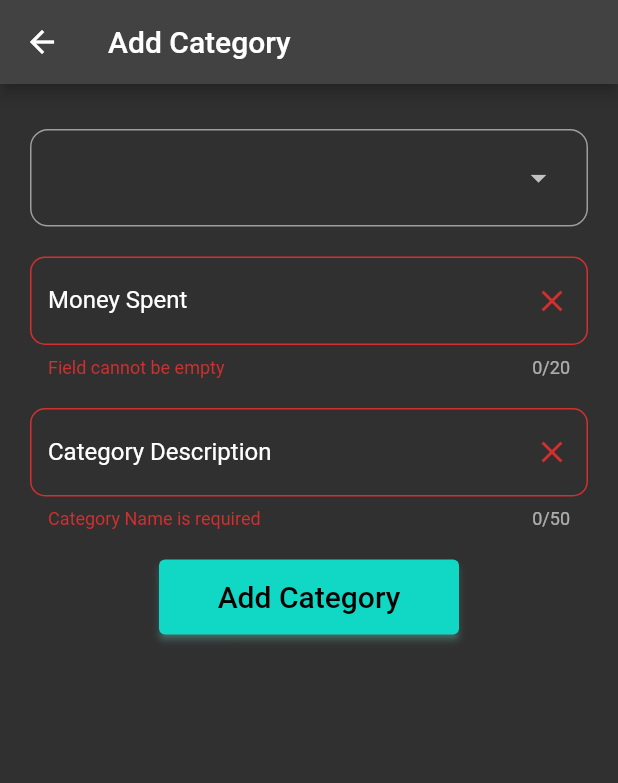
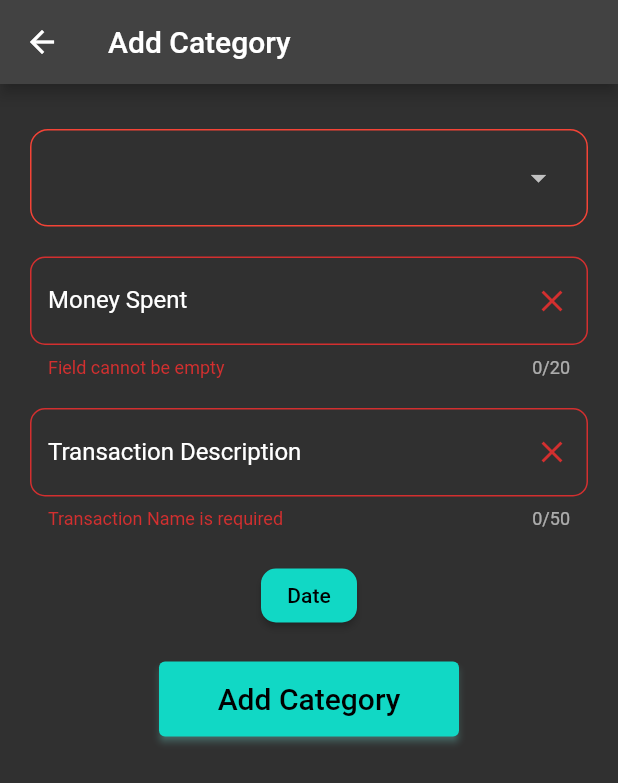
Before and after one commit to Shash0501/Expense-Tracker-App, a Flutter app: the Add_Transaction screen opened directly, after a tap on "Add Category", on a phone screen of 412 x 824 dp. Shown: the top 783 px of the screen. Run offline on Flutter 3.47's test engine with Material 2 defaults, Android fonts, the phone set to English and light mode, and no system bars; our stand-ins replace bloc, equatable, flutter_bloc, hive, hive_flutter; accounts and stored records are empty.

Commit message:
Added features to the Category Page

```diff
--- a/Expense_tracker/money_manager/lib/blocs/Category_bloc/category_event.dart
+++ b/Expense_tracker/money_manager/lib/blocs/Category_bloc/category_event.dart
@@ -13,4 +13,9 @@ class AddCategory extends CategoryEvent {
   AddCategory({required this.category, required this.box});
 }
 
-class testevent extends CategoryEvent {}
+class Testevent extends CategoryEvent {}
+
+class CategoryTabChanged extends CategoryEvent {
+  String name;
+  CategoryTabChanged({required this.name});
+}
--- a/Expense_tracker/money_manager/lib/blocs/Category_bloc/category_state.dart
+++ b/Expense_tracker/money_manager/lib/blocs/Category_bloc/category_state.dart
@@ -8,3 +8,10 @@ abstract class CategoryState extends Equatable {
 }
 
 class CategoryInitial extends CategoryState {}
+
+class CategoryTabLoaded extends CategoryState implements Equatable {
+  final List<TransactionModel> transactions;
+  CategoryTabLoaded({required this.transactions});
+  @override
+  List<Object> get props => [transactions];
+}
--- a/Expense_tracker/money_manager/lib/main.dart
+++ b/Expense_tracker/money_manager/lib/main.dart
@@ -1,7 +1,6 @@
 import 'package:flutter/material.dart';
 import 'package:flutter_bloc/flutter_bloc.dart';
 import 'package:hive/hive.dart';
-import 'package:money_manager/screens/categories_page.dart';
 import 'package:hive_flutter/hive_flutter.dart';
 import 'package:money_manager/screens/landing_page.dart';
 import 'package:money_manager/services/category_services.dart';
@@ -20,7 +19,7 @@ Future<void> main() async {
 
   Box categories = Hive.box<Category>('categories');
   await add_default_categories(categories);
-  runApp(MyApp());
+  runApp(const MyApp());
 }
 
 class MyApp extends StatefulWidget {
@@ -33,7 +32,7 @@ class MyApp extends StatefulWidget {
 class _MyAppState extends State<MyApp> {
   @override
   Widget build(BuildContext context) {
-    print("hekllo1");
+    // print("hekllo1");
     return MaterialApp(
         debugShowCheckedModeBanner: false,
         theme: ThemeData(
--- a/Expense_tracker/money_manager/lib/screens/add_transaction_page.dart
+++ b/Expense_tracker/money_manager/lib/screens/add_transaction_page.dart
@@ -36,9 +36,8 @@ class _Add_TransactionState extends State<Add_Transaction> {
         (e) => e.categoryName,
       )
       .toList();
-
+  int temp1 = 1;
   Widget _buildDropdownButton() {
-    print(item1);
     return Padding(
       padding: const EdgeInsets.symmetric(horizontal: 20.0),
       child: Container(
@@ -46,7 +45,8 @@ class _Add_TransactionState extends State<Add_Transaction> {
         padding: const EdgeInsets.symmetric(horizontal: 20.0),
         decoration: BoxDecoration(
           borderRadius: BorderRadius.circular(12),
-          border: Border.all(color: Colors.grey, width: 1),
+          border:
+              Border.all(color: temp1 > 0 ? Colors.grey : Colors.red, width: 1),
         ),
         child: DropdownButtonHideUnderline(
           child: DropdownButton<String>(
@@ -99,6 +99,9 @@ class _Add_TransactionState extends State<Add_Transaction> {
           if (value!.isEmpty) {
             return 'Field cannot be empty';
           }
+          if (transactionCategory == null) {
+            return 'Please select a category';
+          }
         },
         onSaved: (value) {
           transactionAmount = double.parse(value!);
@@ -107,7 +110,7 @@ class _Add_TransactionState extends State<Add_Transaction> {
     );
   }
 
-  Widget _buildcategoryDescription() {
+  Widget _buildTransactionDescription() {
     return Padding(
       padding: const EdgeInsets.symmetric(horizontal: 20.0),
       child: TextFormField(
@@ -117,7 +120,42 @@ class _Add_TransactionState extends State<Add_Transaction> {
             border: const OutlineInputBorder(
               borderRadius: BorderRadius.all(Radius.circular(10)),
             ),
-            labelText: 'Category Description',
+            labelText: 'Transaction Description',
+            suffixIcon: IconButton(
+              icon: const Icon(Icons.close),
+              onPressed: () {
+                Descriptioncontroller.clear();
+              },
+            ),
+            focusColor: Colors.white,
+            focusedBorder: const OutlineInputBorder(
+              borderSide: BorderSide(color: Colors.white),
+            )),
+        maxLength: 50,
+        validator: (value) {
+          if (value!.isEmpty) {
+            return 'Transaction Name is required';
+          }
+        },
+        onSaved: (value) {
+          transactionDescription = value.toString();
+        },
+        style: const TextStyle(color: Colors.white),
+      ),
+    );
+  }
+
+  Widget _buildtransactionDate() {
+    return Padding(
+      padding: const EdgeInsets.symmetric(horizontal: 20.0),
+      child: TextFormField(
+        controller: Descriptioncontroller,
+        decoration: InputDecoration(
+            labelStyle: const TextStyle(color: Colors.white),
+            border: const OutlineInputBorder(
+              borderRadius: BorderRadius.all(Radius.circular(10)),
+            ),
+            labelText: 'Transaction Description',
             suffixIcon: IconButton(
               icon: const Icon(Icons.close),
               onPressed: () {
@@ -142,6 +180,25 @@ class _Add_TransactionState extends State<Add_Transaction> {
     );
   }
 
+  Future pickDate(BuildContext context) async {
+    final initialDate = DateTime.now();
+    final newDate = await showDatePicker(
+      context: context,
+      initialDate: initialDate,
+      firstDate: DateTime(DateTime.now().year - 5),
+      lastDate: DateTime(DateTime.now().year + 5),
+    );
+    if (newDate != null) {
+      setState(() {
+        transactionDate = getCurrentDate(newDate);
+      });
+    } else {
+      setState(() {
+        transactionDate = getCurrentDate(initialDate);
+      });
+    }
+  }
+
   @override
   Widget build(BuildContext context) {
     return Scaffold(
@@ -156,7 +213,23 @@ class _Add_TransactionState extends State<Add_Transaction> {
               const SizedBox(height: 20),
               _buildAmount(),
               const SizedBox(height: 20),
-              _buildcategoryDescription(),
+              _buildTransactionDescription(),
+              const SizedBox(height: 20),
+              ElevatedButton(
+                  style: ButtonStyle(
+                      backgroundColor: MaterialStateProperty.all<Color>(
+                          const Color(0xFF11D8C5)),
+                      shape: MaterialStateProperty.all(
+                          const RoundedRectangleBorder(
+                        borderRadius: BorderRadius.all(Radius.circular(10)),
+                      ))),
+                  onPressed: () {
+                    pickDate(context);
+                  },
+                  child: const Text(
+                    "Date",
+                    style: TextStyle(color: Colors.black),
+                  )),
               const SizedBox(height: 20),
               ElevatedButton(
                   child: const Text(
@@ -174,8 +247,10 @@ class _Add_TransactionState extends State<Add_Transaction> {
                       shadowColor: MaterialStateProperty.all<Color>(
                           const Color(0xFF86EBE1))),
                   onPressed: () {
-                    if (_formKey.currentState!.validate()) {
+                    if (_formKey.currentState!.validate() &&
+                        (transactionCategory != null)) {
                       _formKey.currentState!.save();
+                      temp1 = 1;
                       // box.add(Category(
                       //     categoryName: categoryName,
                       //     categoryDescription: categoryDescription,
@@ -186,23 +261,24 @@ class _Add_TransactionState extends State<Add_Transaction> {
                               transaction: TransactionModel(
                         transactionAmount: transactionAmount,
                         transactionCategory: transactionCategory.toString(),
-                        transactionDate: getCurrentDate(),
+                        transactionDate: transactionDate,
                         transactionDescription: transactionDescription,
                         transactionColor: Color(0xFF29BF72).value,
                       )));
-                      print(transactionAmount);
-                      print(transactionDescription);
-                      print(transactionCategory);
+                      print(transactionDate);
                       Navigator.pop(context);
+                    } else if (transactionCategory == null) {
+                      setState(() {
+                        temp1 = -1;
+                      });
                     }
                   })
             ])));
   }
 }
 
-getCurrentDate() {
-  // return DateFormat('yyyy-MM-dd – kk:mm').format(DateTime.now());
-  final DateFormat formatter = DateFormat('MM/dd/yyyy');
-  String createDate = formatter.format(DateTime.now());
+getCurrentDate(var a) {
+  final DateFormat formatter = DateFormat('dd/MM/yyyy');
+  String createDate = formatter.format(a);
   return createDate;
 }
```
Also changed, not shown: Expense_tracker/money_manager/lib/blocs/Category_bloc/category_bloc.dart (+9 -3 lines), Expense_tracker/money_manager/lib/screens/add_category_screen.dart (+12 -5 lines), Expense_tracker/money_manager/lib/screens/categories_page.dart (+129 -31 lines), Expense_tracker/money_manager/lib/widgets/transaction_tile.dart (+6 -6 lines).
